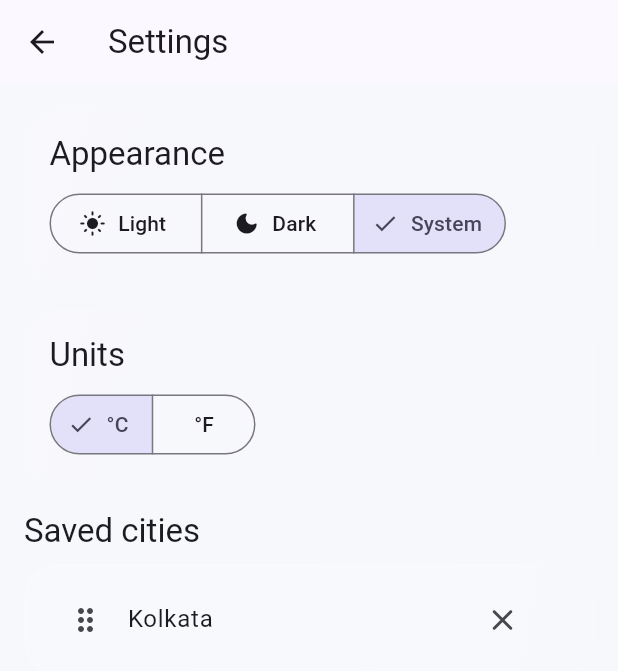
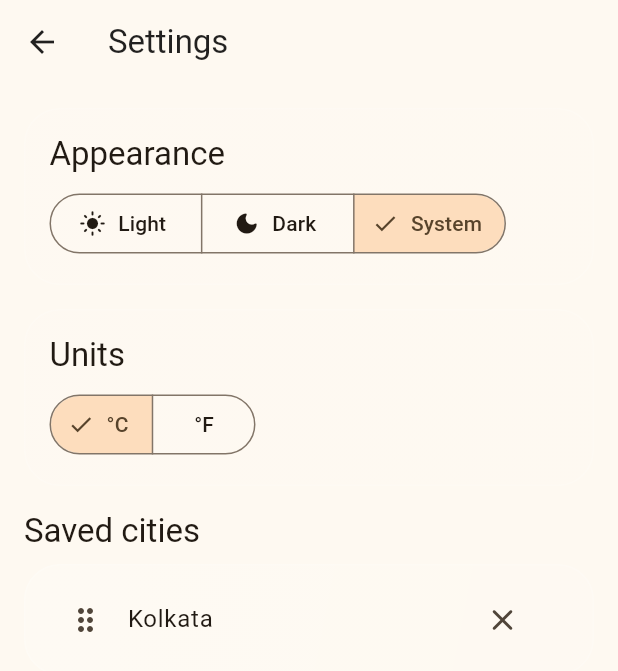
Before and after one commit to SomyadeepAdhikari/Weather, a Flutter app: the screen it shows after launch, after a tap on the "settings" icon, on a phone screen of 412 x 824 dp. Shown: the top 671 px of the screen. Run offline on Flutter 3.47's test engine with Material 3 defaults, Android fonts, the phone set to English and light mode, and no system bars; our stand-ins replace flutter_riverpod, go_router, lottie, shared_preferences, weather_icons; network calls fail.

```diff
--- a/lib/core/theme/app_theme.dart
+++ b/lib/core/theme/app_theme.dart
@@ -4,7 +4,8 @@ class AppTheme {
   AppTheme._();
 
   static final ColorScheme _lightScheme = ColorScheme.fromSeed(
-    seedColor: const Color(0xFF4F46E5),
+  // Warm sunny palette for vibrant light mode
+  seedColor: const Color(0xFFFFA726), // Amber Orange
     brightness: Brightness.light,
   );
   static final ColorScheme _darkScheme = ColorScheme.fromSeed(
@@ -16,11 +17,18 @@ class AppTheme {
         useMaterial3: true,
         colorScheme: _lightScheme,
         visualDensity: VisualDensity.adaptivePlatformDensity,
-        scaffoldBackgroundColor: const Color(0xFFF7F8FC),
+        // Warm, subtle background that matches sunny gradients
+        scaffoldBackgroundColor: const Color(0xFFFEF9F1),
+        appBarTheme: const AppBarTheme(
+          surfaceTintColor: Colors.transparent,
+          backgroundColor: Colors.transparent,
+          foregroundColor: Colors.black87,
+          elevation: 0,
+        ),
         cardTheme: const CardThemeData(
           elevation: 0,
-          // Color and shape handled in custom glassCard
         ),
+        dividerColor: const Color(0x1F000000),
       );
 
   static ThemeData get dark => ThemeData(
--- a/lib/presentation/widgets/design_system.dart
+++ b/lib/presentation/widgets/design_system.dart
@@ -9,43 +9,49 @@ class SkyGradients {
       return LinearGradient(
         begin: Alignment.topLeft,
         end: Alignment.bottomRight,
-        colors: b == Brightness.dark
-            ? [const Color(0xFF0F172A), const Color(0xFF1E293B), const Color(0xFF164E63)]
-            : [const Color(0xFF4158D0), const Color(0xFFC850C0), const Color(0xFFFFCC70)],
+    colors: b == Brightness.dark
+      ? [const Color(0xFF1F102B), const Color(0xFF2A183A), const Color(0xFF3B1E54)]
+      : [const Color(0xFFA18CD1), const Color(0xFFFBC2EB)],
       );
     }
     if (c.contains('cloud')) {
       return LinearGradient(
         begin: Alignment.topLeft,
         end: Alignment.bottomRight,
-        colors: b == Brightness.dark
-            ? [const Color(0xFF0F172A), const Color(0xFF334155)]
-            : [const Color(0xFF89F7FE), const Color(0xFF66A6FF)],
+    colors: b == Brightness.dark
+      ? [const Color(0xFF111111), const Color(0xFF2A2A2A)]
+      : [const Color(0xFFEDE9E3), const Color(0xFFD6CCC2)],
       );
     }
     if (c.contains('snow')) {
       return LinearGradient(
         begin: Alignment.topLeft,
         end: Alignment.bottomRight,
-        colors: b == Brightness.dark
-            ? [const Color(0xFF0B1020), const Color(0xFF1F2937), const Color(0xFF4B5563)]
-            : [const Color(0xFFE0EAFC), const Color(0xFFCFDEF3)],
+    colors: b == Brightness.dark
+      ? [const Color(0xFF0B0B0B), const Color(0xFF1E1E1E), const Color(0xFF2A2A2A)]
+      : [const Color(0xFFFFF9F1), const Color(0xFFFFFFFF)],
       );
     }
     if (c.contains('thunder')) {
-      return const LinearGradient(
+    return b == Brightness.dark
+      ? const LinearGradient(
         begin: Alignment.topLeft,
         end: Alignment.bottomRight,
-        colors: [Color(0xFF0F2027), Color(0xFF203A43), Color(0xFF2C5364)],
+        colors: [Color(0xFF1E1E1E), Color(0xFF3D1F1F)],
+      )
+      : const LinearGradient(
+        begin: Alignment.topLeft,
+        end: Alignment.bottomRight,
+        colors: [Color(0xFF3E2C41), Color(0xFFFEC260)],
       );
     }
     // clear / default
     return LinearGradient(
       begin: Alignment.topLeft,
       end: Alignment.bottomRight,
-      colors: b == Brightness.dark
-          ? [const Color(0xFF0B1020), const Color(0xFF1E3A8A)]
-          : [const Color(0xFF36D1DC), const Color(0xFF5B86E5)],
+    colors: b == Brightness.dark
+      ? [const Color(0xFF0B1020), const Color(0xFF3B0764)]
+      : [const Color(0xFFFFE259), const Color(0xFFFFA751)],
     );
   }
 }
```
Also changed, not shown: pubspec.yaml (+11 -1 lines), assets/icons/Logo.png (added), pubspec.lock, 39 other files.
